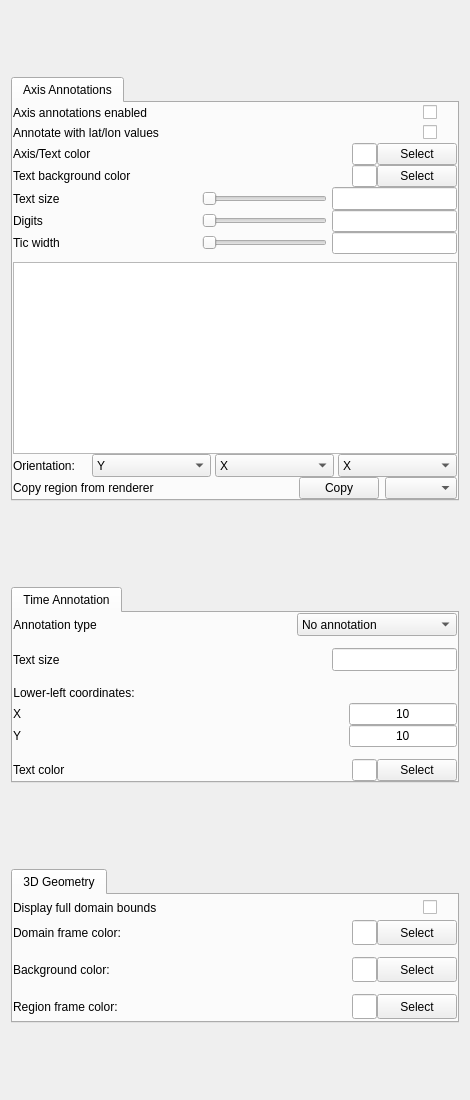
This is apps/vaporgui/AnnotationGUI.ui in NCAR/VAPOR as Qt 5 draws it before an edit. The edited form follows.
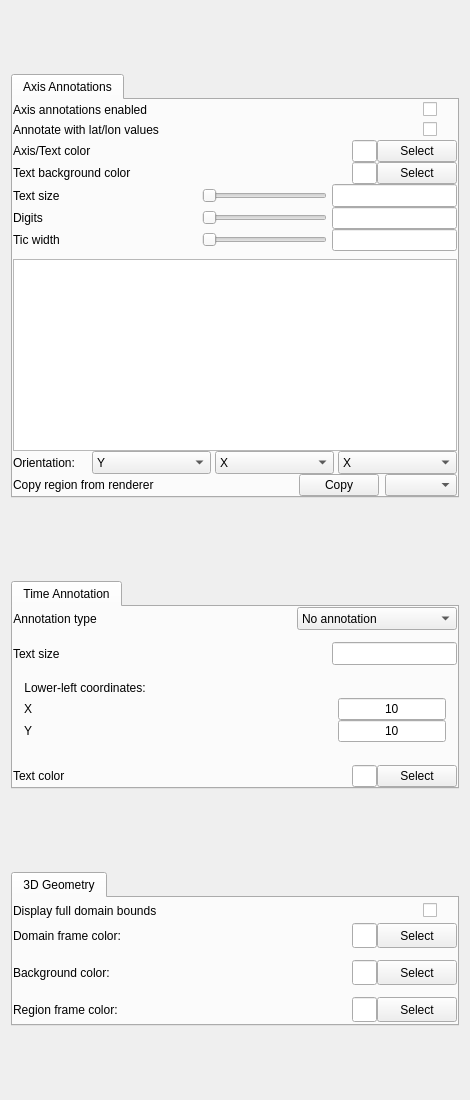
This is the edited form.

Commit message: Replace widgets

```diff
--- a/apps/vaporgui/AnnotationGUI.ui
+++ b/apps/vaporgui/AnnotationGUI.ui
@@ -918,12 +918,13 @@
         </layout>
        </item>
        <item>
+        <widget class="QWidget" name="verticalLayout_9" native="true">
         <layout class="QVBoxLayout" name="verticalLayout_7">
          <property name="spacing">
           <number>0</number>
          </property>
          <property name="topMargin">
-          <number>0</number>
+           <number>1</number>
          </property>
          <item>
           <layout class="QHBoxLayout" name="horizontalLayout_13">
@@ -1084,6 +1085,7 @@
           </layout>
          </item>
         </layout>
+        </widget>
        </item>
        <item>
         <layout class="QHBoxLayout" name="horizontalLayout_15">
```
Lines whose indentation alone changed are shown as unchanged. The commit also changes 4 other files.
